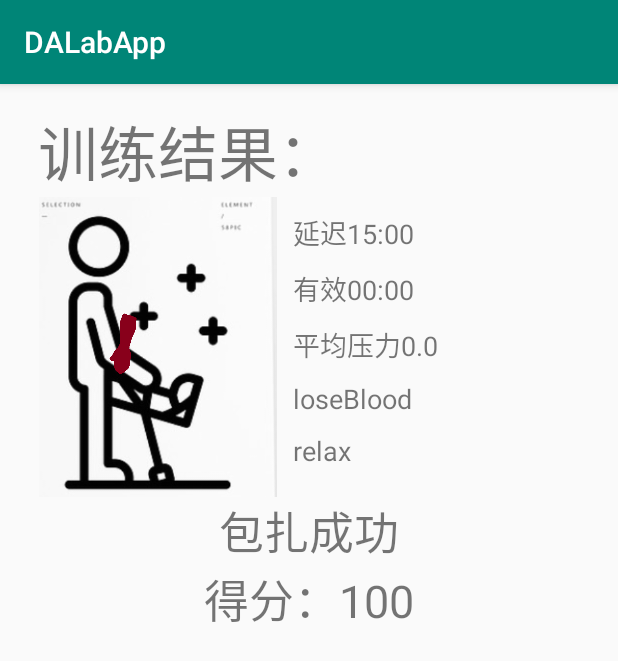
After one commit to Pan-Fengli/MainApp, an Android app: the ResBind screen opened directly, with no data from a screen before it, on a phone screen of 412 x 824 dp. The commit adds this screen. Shown: the top 661 px of the screen. Run offline under Robolectric (Android 15) with nearby library versions, the phone set to English and light mode, and no system bars.

Commit message:
:tiger:包扎界面和包扎结果界面，可以根据不同选择展示不同图片

```diff
--- a/app/src/main/AndroidManifest.xml
+++ b/app/src/main/AndroidManifest.xml
@@ -43,7 +43,7 @@
         <activity android:name=".TrainingPages.TrainingBind" />
         <activity android:name=".DataPage.HoeostasisDataPage" />
         <activity android:name=".TrainingPages.ResHomeostasis" />
-
+        <activity android:name=".TrainingPages.ResBind"/>
         <service android:name="com.dalab.dalabapp.Bluno.BluetoothLeService" android:enabled="true"/>
 
         <activity android:name=".DataPage.BindDataPage"/>
--- /dev/null
+++ b/app/src/main/java/com/dalab/dalabapp/TrainingPages/ResBind.java
@@ -0,0 +1,90 @@
+package com.dalab.dalabapp.TrainingPages;
+
+import android.annotation.SuppressLint;
+import android.os.Bundle;
+import android.widget.ImageView;
+import android.widget.TextView;
+
+import com.dalab.dalabapp.R;
+import com.dalab.dalabapp.constant.Global;
+
+import java.util.Locale;
+
+import androidx.appcompat.app.AppCompatActivity;
+
+public class ResBind extends AppCompatActivity {
+    TextView delayText, validText, averageText, resText, scoreText;
+    ImageView image;
+    boolean broken;
+    int delayTime, validTime;
+    int max;
+    float averageStress;
+    @Override
+    protected void onCreate(Bundle savedInstanceState)
+    {
+        super.onCreate(savedInstanceState);
+        setContentView(R.layout._res_page);
+        //
+        delayText = findViewById(R.id.delayText);
+        validText = findViewById(R.id.validText);
+        averageText = findViewById(R.id.overText);
+        resText = findViewById(R.id._res);
+        scoreText=findViewById(R.id.score);
+        image = findViewById(R.id.ResImage);
+        // 获取计分相关项
+        validTime = getIntent().getIntExtra("validTime", 0);
+        delayTime = getIntent().getIntExtra("delayTime", 900000);
+        averageStress = getIntent().getFloatExtra("average", 0);
+        broken = getIntent().getBooleanExtra("broken", false);
+        max = getIntent().getIntExtra("max", 35);
+        //
+        int score = getPoint();
+        // 设置页面
+        setUI(score);
+    }
+    // utils
+    private int getPoint()
+    {
+        if(broken)
+            return 20;
+        if(averageStress > max)
+            return 80;
+        return 100;
+    }
+    @SuppressLint("SetTextI18n")
+    private void setUI(int score)
+    {
+        delayText.setText("延迟" + getStringTime(delayTime));
+        validText.setText("有效" + getStringTime(validTime));
+        averageText.setText("平均压力" + averageStress);
+
+        if(score == 20)
+        {
+            resText.setText("压力过小，包扎失败");
+        }
+        else if(score == 80)
+        {
+            resText.setText("压力过大，产生不适");
+        }
+        else
+        {
+            resText.setText("包扎成功");
+            if(Global.global.currentType == 10)
+            {
+                int id = this.getResources().getIdentifier("bind_up_ok", "drawable", this.getPackageName());
+                image.setImageResource(id);
+            }
+            else
+            {
+                int id = this.getResources().getIdentifier("bind_down_ok", "drawable", this.getPackageName());
+                image.setImageResource(id);
+            }
+        }
+        scoreText.setText("得分：" + score);
+    }
+    private String getStringTime(int cnt) {
+        int min = cnt / 60000;
+        int second = cnt % 60000 / 1000;
+        return String.format(Locale.CHINA, "%02d:%02d", min, second);
+    }
+}
--- a/app/src/main/java/com/dalab/dalabapp/TrainingPages/ResHomeostasis.java
+++ b/app/src/main/java/com/dalab/dalabapp/TrainingPages/ResHomeostasis.java
@@ -101,8 +101,6 @@
         }
         else
         {
-//            int id = this.getResources().getIdentifier("predict_shock", "drawable", this.getPackageName());
-//            predictImage.setImageResource(id);
             resText.setText("肢端坏死");
 //            然后展示坏死的动画
             broken.setVisibility(View.VISIBLE);
--- a/app/src/main/java/com/dalab/dalabapp/Trains/BindPage.java
+++ b/app/src/main/java/com/dalab/dalabapp/Trains/BindPage.java
@@ -10,6 +10,7 @@
 import com.dalab.dalabapp.R;
 import com.dalab.dalabapp.TrainingPages.TrainingBind;
 import com.dalab.dalabapp.TrainingPages.TrainingHomeostasis;
+import com.dalab.dalabapp.constant.Global;
 
 import androidx.appcompat.app.AppCompatActivity;
 
@@ -29,7 +30,7 @@
         @Override
         public void onItemClick(AdapterView<?> parent, View view, int position,
                                 long id) {
-
+            Global.global.currentType = 10 + position;
             Intent intent = new Intent();
             intent.setClass(BindPage.this, TrainingBind.class);
             intent.putExtra("TrainType", position);
--- a/app/src/main/java/com/dalab/dalabapp/Utils/BindModel.java
+++ b/app/src/main/java/com/dalab/dalabapp/Utils/BindModel.java
@@ -6,8 +6,8 @@
     double allStress;
     int count;
     boolean first;
-    int delayTime;
-    int validTime;
+    public int delayTime;
+    public int validTime;
     public BindModel(int ma, int mi)
     {
         max = ma;
--- a/app/src/main/java/com/dalab/dalabapp/constant/Global.java
+++ b/app/src/main/java/com/dalab/dalabapp/constant/Global.java
@@ -19,6 +19,8 @@
     public int down_High;
     // 文字
     public static Global global;
+    // 当前模式
+    public int currentType = 0;
     @Override
     public void onCreate()
     {
```
Also changed, not shown: app/src/main/java/com/dalab/dalabapp/DataPage/BindDataPage.java (+10 -5 lines), app/src/main/res/drawable/bind_down_ok.png (added), app/src/main/res/drawable/bind_up_ok.png (added).
